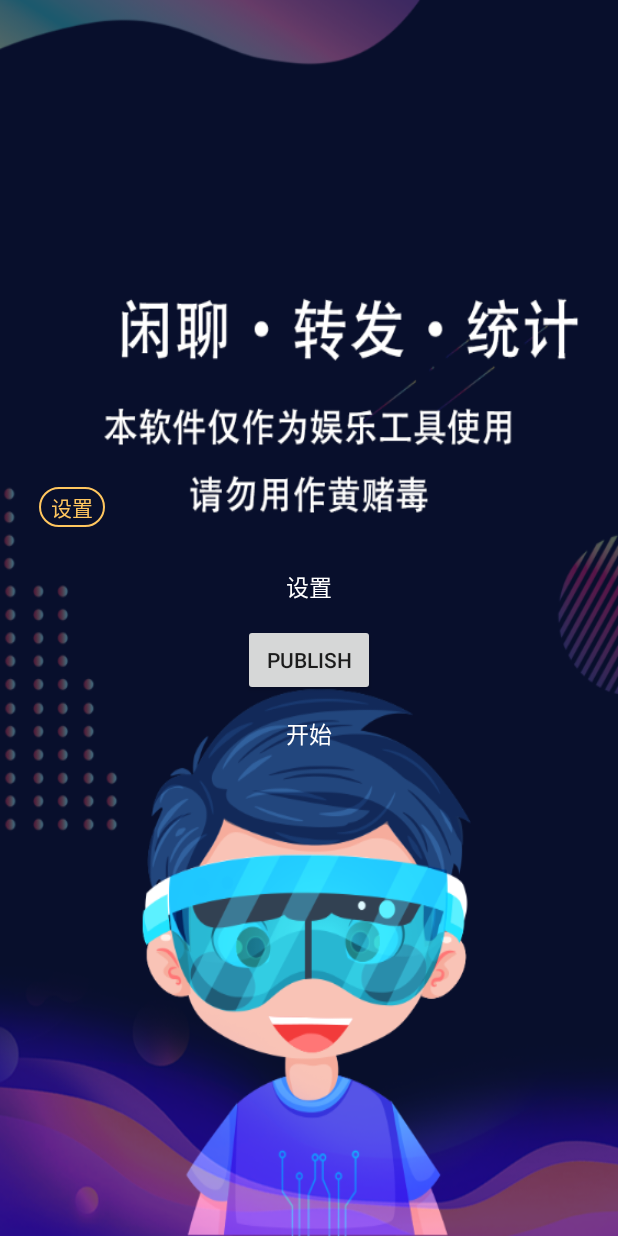
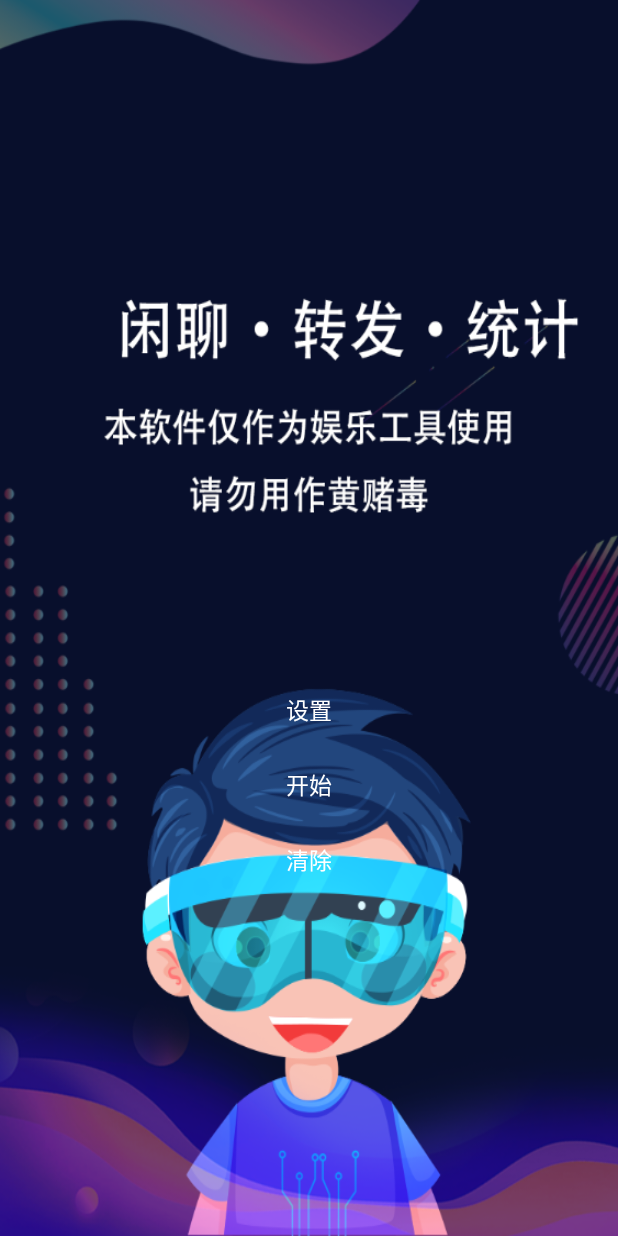
Before and after one commit to Liu-Deng-Hui/xianliaoRobot, an Android app: the RobotActivity screen opened directly, with no data from a screen before it, on a phone screen of 412 x 824 dp. Run offline under Robolectric (Android 15) with nearby library versions, the light colour scheme and no system bars; libraries missing offline, so code that uses them is left out: com.arialyy.aria.

Commit message:
各种优化

```diff
--- a/app/src/main/AndroidManifest.xml
+++ b/app/src/main/AndroidManifest.xml
@@ -30,7 +30,6 @@
             android:name="com.xianliaoRobot.activity.RobotActivity"
             android:label="@string/app_name" >
             <intent-filter>
-                <action android:name="android.intent.action.MAIN" />
                 <category android:name="android.intent.category.LAUNCHER" />
             </intent-filter>
         </activity>
@@ -52,7 +51,7 @@
         <activity
             android:name="com.xianliaoRobot.permission.PermissionUtils$PermissionActivity"
             android:configChanges="orientation|keyboardHidden|screenSize"
-            android:multiprocess="false"
+            android:multiprocess="true"
             android:theme="@style/ActivityTransparent"
             android:windowSoftInputMode="stateHidden|stateAlwaysHidden"/>
         <!-- Mqtt Service -->
--- a/app/src/main/res/layout/activity_main.xml
+++ b/app/src/main/res/layout/activity_main.xml
@@ -6,81 +6,51 @@
     android:background="@mipmap/robot"
     android:gravity="center"
     android:orientation="vertical"
-    tools:context="com.xianliaoRobot.activity.MainActivity">
+    tools:context="com.xianliaoRobot.activity.RobotActivity">
 
     <android.support.v7.widget.Toolbar
         android:layout_width="match_parent"
         android:layout_height="wrap_content">
-
-        <RelativeLayout
-            android:layout_width="match_parent"
-            android:layout_height="wrap_content"
-            android:paddingLeft="10dp"
-            android:paddingRight="10dp">
-
-            <TextView
-                android:id="@+id/main_setting"
-                android:layout_width="wrap_content"
-                android:layout_height="wrap_content"
-                android:layout_alignParentTop="true"
-                android:background="@drawable/bg_main_btn_setting_shage"
-                android:text="设置"
-                android:textColor="@color/main_gold" />
-
-        </RelativeLayout>
-
     </android.support.v7.widget.Toolbar>
 
+    <LinearLayout
+        android:id="@+id/setting"
+        android:layout_width="wrap_content"
+        android:layout_height="wrap_content"
+        android:layout_gravity="center_horizontal"
+        android:layout_marginTop="250px"
+        android:orientation="vertical">
+
+        <Button
+            android:id="@+id/seting"
+            style="@style/Widget.AppCompat.Button.ButtonBar.AlertDialog"
+            android:layout_width="80dp"
+            android:layout_height="50dp"
+            android:onClick="seting"
+            android:text="设置"
+            android:textColor="@android:color/white"
+            android:textSize="15sp" />
+
+        <Button
+            android:id="@+id/start"
+            style="@style/Widget.AppCompat.Button.ButtonBar.AlertDialog"
+            android:layout_width="80dp"
+            android:layout_height="50dp"
+            android:onClick="go"
+            android:text="开始"
+            android:textColor="@android:color/white"
+            android:textSize="15sp" />
+    </LinearLayout>
     <Button
-        android:id="@+id/start"
+        android:id="@+id/clear"
         style="@style/Widget.AppCompat.Button.ButtonBar.AlertDialog"
         android:layout_width="80dp"
         android:layout_height="50dp"
-        android:text="设置"
+        android:layout_gravity="center_horizontal"
+        android:layout_below="@+id/setting"
+        android:text="清除"
+        android:onClick="clear"
         android:textColor="@android:color/white"
         android:textSize="15sp" />
 
-    <Button
-        android:layout_width="wrap_content"
-        android:layout_height="wrap_content"
-        android:onClick="publish"
-        android:text="publish" />
-    <Button
-        android:id="@+id/startXianLiao"
-        style="@style/Widget.AppCompat.Button.ButtonBar.AlertDialog"
-        android:layout_width="80dp"
-        android:layout_height="50dp"
-        android:text="开始"
-        android:textColor="@android:color/white"
-        android:textSize="15sp" />
-    <TextView
-        android:id="@+id/main_disable_server"
-        android:layout_width="wrap_content"
-        android:layout_height="wrap_content"
-        android:layout_marginLeft="20dp"
-        android:layout_marginRight="20dp"
-        android:layout_marginTop="50dp"
-        android:background="@color/main_gold"
-        android:padding="10dp"
-        android:text="为了抢红包的正常运行，请点击这里到设置-辅助服务-开启抢红包服务"
-        android:textColor="#f26049"
-        android:visibility="gone" />
-
-    <TextView
-        android:id="@+id/main_enable_state"
-        android:layout_width="match_parent"
-        android:layout_height="wrap_content"
-        android:layout_gravity="center_horizontal"
-        android:gravity="center_horizontal"
-        android:text="抢红包进行中。。。。"
-        android:layout_marginTop="50dp"
-        android:textSize="18sp"
-        android:visibility="gone" />
-
-    <ImageView
-        android:id="@+id/main_actionEnable"
-        android:layout_width="wrap_content"
-        android:layout_height="wrap_content"
-        android:layout_gravity="center_horizontal" />
-
 </LinearLayout>
```
Also changed, not shown: app/src/main/java/com/xianliaoRobot/activity/MainActivity.java (+10 -100 lines), app/src/main/java/com/xianliaoRobot/activity/RobotActivity.java (+55 -25 lines), app/src/main/java/com/xianliaoRobot/service/MyMqttService.java (+56 -21 lines), app/src/main/java/com/xianliaoRobot/service/XianLiaoService.java (+53 -8 lines), app/src/main/res/layout/activity_setting.xml (deleted, +0 -117 lines).
